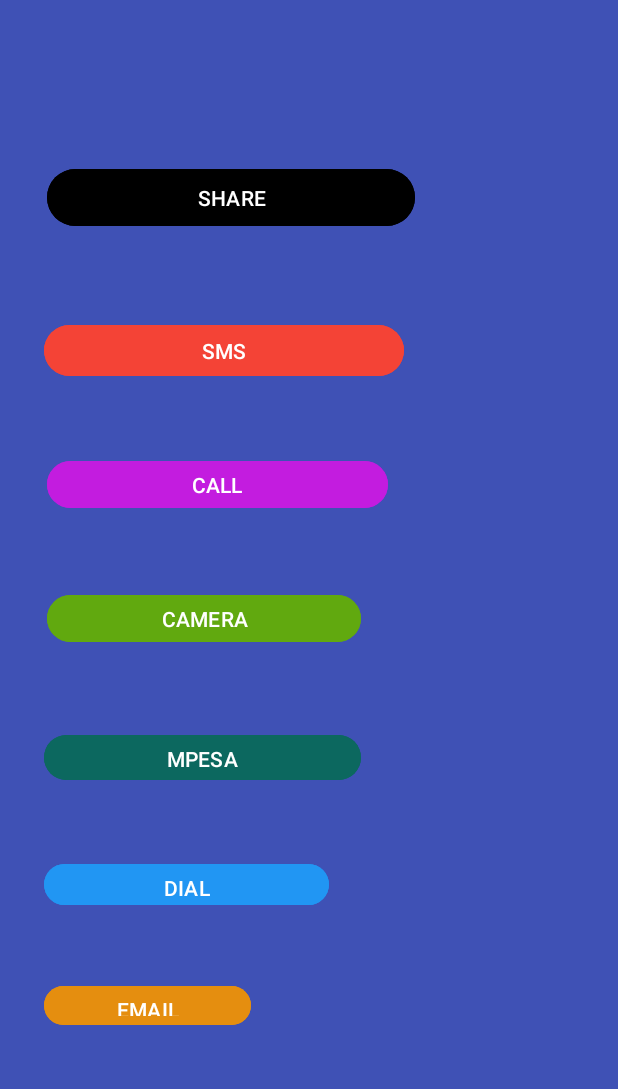
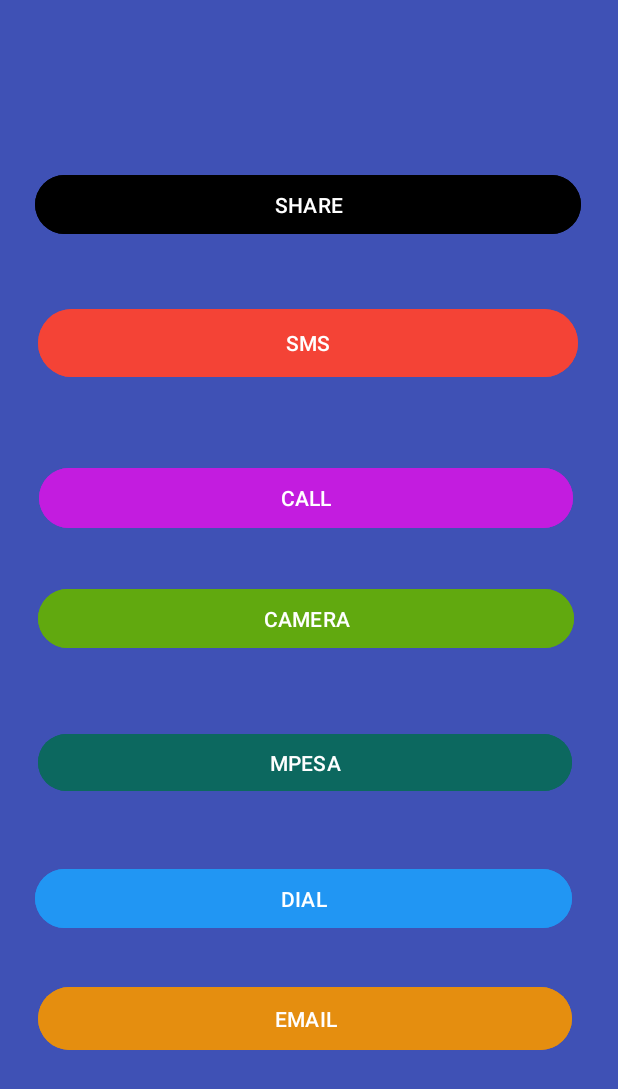
Before and after one commit to owokomoses/calc_intent_webandroidcode, an Android app: the IntentActivity screen opened directly, with no data from a screen before it, on a phone screen of 412 x 824 dp. Shown: the top 1089 px of the screen. Run offline under Robolectric (Android 15) with nearby library versions, the phone set to English and light mode, and no system bars.

Commit message:
added files

```diff
--- a/app/src/main/res/layout/activity_calc.xml
+++ b/app/src/main/res/layout/activity_calc.xml
@@ -27,6 +27,7 @@
         android:layout_height="wrap_content"
         android:ems="10"
         android:hint="First Number"
+        android:textColor="@color/black"
         android:inputType="number"
         android:textColorHint="@color/black"
         android:textSize="30sp"
@@ -43,6 +44,7 @@
         android:layout_height="wrap_content"
         android:ems="10"
         android:hint="Second Number"
+        android:textColor="@color/black"
         android:inputType="number"
         android:textColorHint="@color/black"
         android:textSize="30sp"
--- a/app/src/main/res/layout/activity_intent.xml
+++ b/app/src/main/res/layout/activity_intent.xml
@@ -9,91 +9,91 @@
 
     <Button
         android:id="@+id/btn_sms"
-        android:layout_width="240dp"
-        android:layout_height="42dp"
+        android:layout_width="360dp"
+        android:layout_height="53dp"
         android:backgroundTint="#F44336"
         android:text="SMS"
         app:layout_constraintBottom_toBottomOf="parent"
         app:layout_constraintEnd_toEndOf="parent"
-        app:layout_constraintHorizontal_bias="0.169"
+        app:layout_constraintHorizontal_bias="0.49"
         app:layout_constraintStart_toStartOf="parent"
         app:layout_constraintTop_toTopOf="parent"
-        app:layout_constraintVertical_bias="0.272" />
+        app:layout_constraintVertical_bias="0.262" />
 
     <Button
         android:id="@+id/btn_call"
-        android:layout_width="227dp"
-        android:layout_height="39dp"
+        android:layout_width="356dp"
+        android:layout_height="48dp"
         android:backgroundTint="#C31CDF"
         android:text="CALL"
         app:layout_constraintBottom_toBottomOf="parent"
         app:layout_constraintEnd_toEndOf="parent"
-        app:layout_constraintHorizontal_bias="0.168"
+        app:layout_constraintHorizontal_bias="0.46"
         app:layout_constraintStart_toStartOf="parent"
         app:layout_constraintTop_toTopOf="parent"
-        app:layout_constraintVertical_bias="0.387" />
+        app:layout_constraintVertical_bias="0.397" />
 
     <Button
         android:id="@+id/btn_camera"
-        android:layout_width="209dp"
-        android:layout_height="39dp"
+        android:layout_width="357dp"
+        android:layout_height="47dp"
         android:backgroundTint="#61A90F"
         android:text="CAMERA"
         app:layout_constraintBottom_toBottomOf="parent"
         app:layout_constraintEnd_toEndOf="parent"
-        app:layout_constraintHorizontal_bias="0.153"
+        app:layout_constraintHorizontal_bias="0.462"
         app:layout_constraintStart_toStartOf="parent"
         app:layout_constraintTop_toTopOf="parent" />
 
     <Button
         android:id="@+id/btn_share"
-        android:layout_width="245dp"
-        android:layout_height="46dp"
+        android:layout_width="364dp"
+        android:layout_height="47dp"
         android:backgroundTint="@color/black"
         android:text="SHARE"
         app:layout_constraintBottom_toBottomOf="parent"
         app:layout_constraintEnd_toEndOf="parent"
-        app:layout_constraintHorizontal_bias="0.186"
+        app:layout_constraintHorizontal_bias="0.489"
         app:layout_constraintStart_toStartOf="parent"
         app:layout_constraintTop_toTopOf="parent"
-        app:layout_constraintVertical_bias="0.14" />
+        app:layout_constraintVertical_bias="0.145" />
 
     <Button
         android:id="@+id/btn_mpesa"
-        android:layout_width="211dp"
-        android:layout_height="38dp"
+        android:layout_width="356dp"
+        android:layout_height="46dp"
         android:backgroundTint="#0C685F"
         android:text="MPESA"
         app:layout_constraintBottom_toBottomOf="parent"
         app:layout_constraintEnd_toEndOf="parent"
-        app:layout_constraintHorizontal_bias="0.145"
+        app:layout_constraintHorizontal_bias="0.454"
         app:layout_constraintStart_toStartOf="parent"
         app:layout_constraintTop_toTopOf="parent"
-        app:layout_constraintVertical_bias="0.618" />
+        app:layout_constraintVertical_bias="0.624" />
 
     <Button
         android:id="@+id/btn_dial"
-        android:layout_width="190dp"
-        android:layout_height="35dp"
+        android:layout_width="358dp"
+        android:layout_height="47dp"
         android:backgroundTint="#2196F3"
         android:text="DIAL"
         app:layout_constraintBottom_toBottomOf="parent"
         app:layout_constraintEnd_toEndOf="parent"
-        app:layout_constraintHorizontal_bias="0.131"
+        app:layout_constraintHorizontal_bias="0.433"
         app:layout_constraintStart_toStartOf="parent"
         app:layout_constraintTop_toTopOf="parent"
-        app:layout_constraintVertical_bias="0.725" />
+        app:layout_constraintVertical_bias="0.741" />
 
     <Button
         android:id="@+id/btn_email"
-        android:layout_width="138dp"
-        android:layout_height="34dp"
+        android:layout_width="356dp"
+        android:layout_height="50dp"
         android:backgroundTint="#E58E0F"
         android:text="EMAIL"
         app:layout_constraintBottom_toBottomOf="parent"
         app:layout_constraintEnd_toEndOf="parent"
-        app:layout_constraintHorizontal_bias="0.106"
+        app:layout_constraintHorizontal_bias="0.454"
         app:layout_constraintStart_toStartOf="parent"
         app:layout_constraintTop_toTopOf="parent"
-        app:layout_constraintVertical_bias="0.827" />
+        app:layout_constraintVertical_bias="0.845" />
 </androidx.constraintlayout.widget.ConstraintLayout>
```
Also changed, not shown: app/src/main/java/com/owoko/intent_calc_web/CalcActivity.kt (+64 -0 lines).
